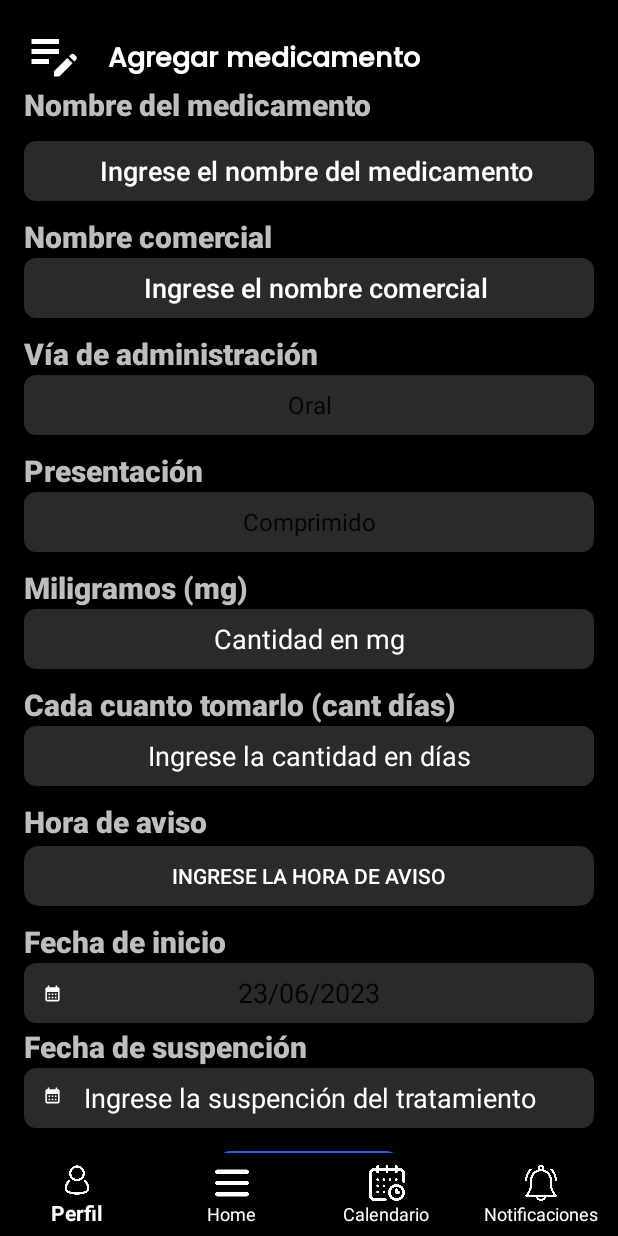
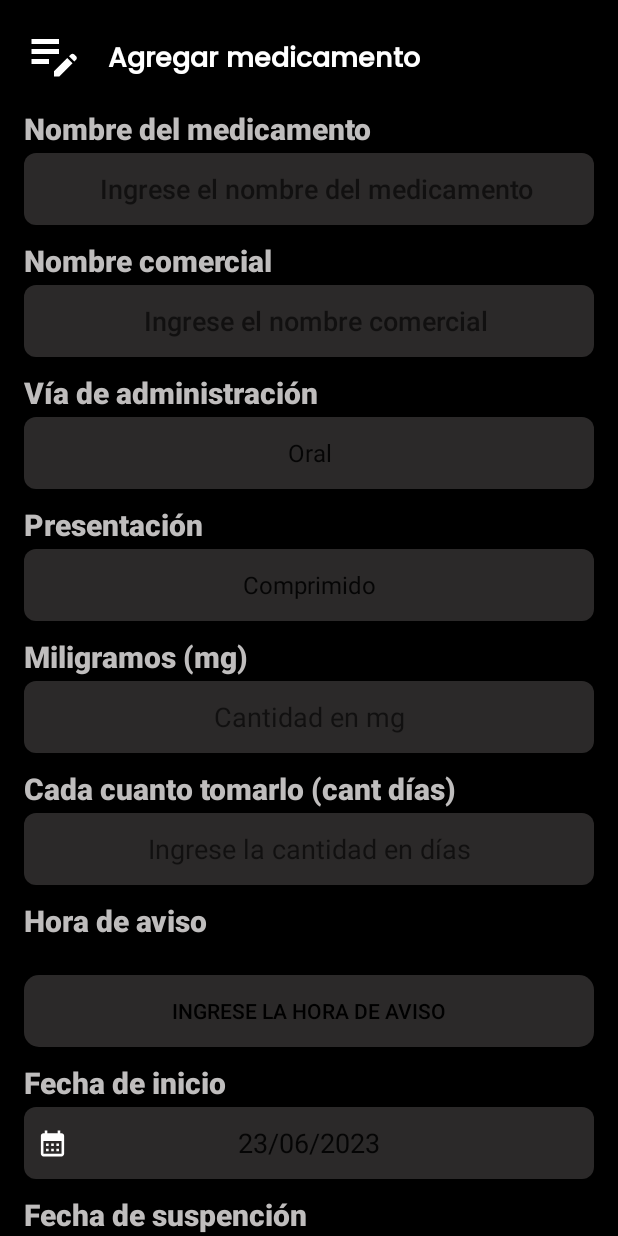
Before and after one commit to alexa12mora/Proyecto-Moviles, an Android app: the event_id screen opened directly, with no data from a screen before it, on a phone screen of 412 x 824 dp. Run offline under Robolectric (Android 15) with nearby library versions, the light colour scheme and no system bars; libraries missing offline, so code that uses them is left out: es.dmoral.toasty.

Commit message:
Mensaje del commit

```diff
--- a/app/src/main/java/com/example/projectomoviles/activity_home.kt
+++ b/app/src/main/java/com/example/projectomoviles/activity_home.kt
@@ -38,6 +38,7 @@ class activity_home : Base_Activity(){
                 R.id.nav_perfil -> {
                     sessionManager.endSession();
                     redirectToLoginActivity();
+                    finish();
                     true;
                 }
                 else -> false
@@ -117,9 +118,12 @@ class activity_home : Base_Activity(){
     }
     private fun redirectToLoginActivity() {
         val intent = Intent(this, MainActivity::class.java)
-        startActivity(intent);
-        finish();
+        intent.flags = Intent.FLAG_ACTIVITY_CLEAR_TOP or Intent.FLAG_ACTIVITY_NEW_TASK
+        startActivity(intent)
+        finish()
     }
+
+
     @SuppressLint("Range")
     private fun setAlarmsForEvents() {
         dbHelper = MyDatabaseHelper(this)
--- a/app/src/main/res/layout/event_id.xml
+++ b/app/src/main/res/layout/event_id.xml
@@ -1,5 +1,5 @@
 <?xml version="1.0" encoding="utf-8"?>
-<RelativeLayout
+<LinearLayout
     xmlns:android="http://schemas.android.com/apk/res/android"
     xmlns:app="http://schemas.android.com/apk/res-auto"
     xmlns:tools="http://schemas.android.com/tools"
@@ -34,11 +34,9 @@
             android:textSize="18sp"
             android:textStyle="bold" />
     </FrameLayout>
-
     <ScrollView
         android:layout_width="match_parent"
         android:layout_height="match_parent"
-        android:layout_marginTop="40dp"
         android:fillViewport="true"
         tools:context=".event_edit"
         tools:layout_editor_absoluteX="0dp"
@@ -53,8 +51,7 @@
 
             <TextView
                 android:layout_width="match_parent"
-                android:layout_height="28dp"
-                android:layout_marginBottom="10dp"
+                android:layout_height="30dp"
                 android:fontFamily="sans-serif-black"
                 android:text="Nombre del medicamento"
                 android:textColor="#BFBDBD"
@@ -63,23 +60,22 @@
             <EditText
                 android:id="@+id/etNomMedi"
                 android:layout_width="match_parent"
-                android:layout_height="40dp"
+                android:layout_height="48dp"
                 android:layout_marginBottom="10dp"
                 android:background="@drawable/edit_text_rounded_background"
                 android:backgroundTint="#2B2929"
                 android:elegantTextHeight="true"
                 android:ems="10"
+                android:textAlignment="center"
                 android:fontFamily="sans-serif-medium"
+                android:inputType="textPersonName"
                 android:hint="  Ingrese el nombre del medicamento"
-                android:inputType="textPersonName"
-                android:textAlignment="center"
-                android:textColor="#6A6969"
-                android:textColorHint="#FFFFFF" />
+                android:textColor="#6A6969" />
 
             <TextView
                 android:id="@+id/textView3"
                 android:layout_width="match_parent"
-                android:layout_height="28dp"
+                android:layout_height="30dp"
                 android:fontFamily="sans-serif-black"
                 android:text="Nombre comercial"
                 android:textColor="#BFBDBD"
@@ -88,23 +84,21 @@
             <EditText
                 android:id="@+id/etNomComer"
                 android:layout_width="match_parent"
-                android:layout_height="40dp"
+                android:layout_height="48dp"
                 android:layout_marginBottom="10dp"
                 android:background="@drawable/edit_text_rounded_background"
                 android:backgroundTint="#2B2929"
                 android:elegantTextHeight="true"
                 android:ems="10"
                 android:fontFamily="sans-serif-medium"
-                android:hint="  Ingrese el nombre comercial"
                 android:inputType="textPersonName"
                 android:textAlignment="center"
-                android:textColor="#6A6969"
-                android:textColorHint="#FFFFFF" />
-
+                android:hint="  Ingrese el nombre comercial"
+                android:textColor="#6A6969" />
             <TextView
                 android:id="@+id/textView5"
                 android:layout_width="match_parent"
-                android:layout_height="28dp"
+                android:layout_height="30dp"
                 android:fontFamily="sans-serif-black"
                 android:text="Vía de administración"
                 android:textColor="#BFBDBD"
@@ -113,19 +107,17 @@
             <Spinner
                 android:id="@+id/spinViaAdmi"
                 android:layout_width="match_parent"
-                android:layout_height="40dp"
+                android:layout_height="48dp"
                 android:layout_marginBottom="10dp"
                 android:background="@drawable/edit_text_rounded_background"
                 android:backgroundTint="#2B2929"
                 android:contentDescription="Ingrese la vía de administración"
                 android:contextClickable="false"
-                android:textAlignment="center"
-                android:textColor="#FFFFFF" />
-
+                android:textAlignment="center" />
             <TextView
                 android:id="@+id/textView4"
                 android:layout_width="match_parent"
-                android:layout_height="28dp"
+                android:layout_height="30dp"
                 android:fontFamily="sans-serif-black"
                 android:text="Presentación"
                 android:textColor="#BFBDBD"
@@ -134,20 +126,20 @@
             <Spinner
                 android:id="@+id/spinPresent"
                 android:layout_width="match_parent"
-                android:layout_height="40dp"
+                android:layout_height="48dp"
                 android:layout_marginBottom="10dp"
                 android:background="@drawable/edit_text_rounded_background"
                 android:backgroundTint="#2B2929"
                 android:contentDescription="Ingrese el tipo de presentación"
                 android:contextClickable="false"
-                android:textAlignment="center"
-                android:textColor="#FFFFFF" />
+                android:textAlignment="center" />
+
 
 
             <TextView
                 android:id="@+id/textView6"
                 android:layout_width="match_parent"
-                android:layout_height="28dp"
+                android:layout_height="30dp"
                 android:fontFamily="sans-serif-black"
                 android:text="Miligramos (mg)"
                 android:textColor="#BFBDBD"
@@ -156,7 +148,7 @@
             <EditText
                 android:id="@+id/etCantMg"
                 android:layout_width="match_parent"
-                android:layout_height="40dp"
+                android:layout_height="48dp"
                 android:layout_marginBottom="10dp"
                 android:background="@drawable/edit_text_rounded_background"
                 android:backgroundTint="#2B2929"
@@ -165,13 +157,12 @@
                 android:hint="Cantidad en mg"
                 android:inputType="number"
                 android:textAlignment="center"
-                android:textColor="#6A6969"
-                android:textColorHint="#FFFFFF" />
+                android:textColor="#6A6969" />
 
             <TextView
                 android:id="@+id/textView7"
                 android:layout_width="match_parent"
-                android:layout_height="28dp"
+                android:layout_height="30dp"
                 android:fontFamily="sans-serif-black"
                 android:text="Cada cuanto tomarlo (cant días)"
                 android:textColor="#BFBDBD"
@@ -180,20 +171,19 @@
             <EditText
                 android:id="@+id/spinTomarlo"
                 android:layout_width="match_parent"
-                android:layout_height="40dp"
+                android:layout_height="48dp"
                 android:layout_marginBottom="10dp"
                 android:background="@drawable/edit_text_rounded_background"
                 android:backgroundTint="#2B2929"
                 android:contextClickable="false"
                 android:hint="Ingrese la cantidad en días"
                 android:inputType="number"
-                android:textAlignment="center"
-                android:textColorHint="#FFFFFF" />
+                android:textAlignment="center" />
 
             <TextView
                 android:id="@+id/textView8"
                 android:layout_width="match_parent"
-                android:layout_height="28dp"
+                android:layout_height="30dp"
                 android:fontFamily="sans-serif-black"
                 android:text="Hora de aviso"
                 android:textColor="#BFBDBD"
@@ -206,17 +196,19 @@
 
                 <Button
                     android:id="@+id/btnHourPicker"
-                    android:layout_width="400dp"
-                    android:layout_height="40dp"
+                    android:layout_width="380dp"
+                    android:layout_height="48dp"
                     android:layout_gravity="center"
-                    android:layout_marginTop="2dp"
+                    android:layout_marginTop="20dp"
                     android:layout_marginBottom="10dp"
                     android:background="@drawable/rounded_picker"
                     android:backgroundTint="#2B2929"
                     android:onClick="popTimePicker"
                     android:text="Ingrese la hora de aviso"
-                    android:textColor="@color/white"
+                    android:textColor="@color/black"
                     android:textSize="14sp" />
+
+
 
 
             </RelativeLayout>
@@ -225,7 +217,7 @@
             <TextView
                 android:id="@+id/textView9"
                 android:layout_width="match_parent"
-                android:layout_height="28dp"
+                android:layout_height="30dp"
                 android:fontFamily="sans-serif-black"
                 android:text="Fecha de inicio"
                 android:textColor="#BFBDBD"
@@ -238,16 +230,15 @@
 
                 <EditText
                     android:id="@+id/etFechaInicio"
-                    android:layout_width="400dp"
-                    android:layout_height="40dp"
-                    android:layout_marginBottom="2dp"
+                    android:layout_width="380dp"
+                    android:layout_height="48dp"
+                    android:layout_marginBottom="10dp"
                     android:background="@drawable/edit_text_rounded_background"
                     android:backgroundTint="#2B2929"
                     android:ems="10"
                     android:hint="Ingrese la fecha de inicio del tratamiento"
-                    android:inputType="date"
                     android:textAlignment="center"
-                    android:textColorHint="#FFFFFF" />
+                    android:inputType="date" />
 
                 <ImageView
                     android:id="@+id/imageView3"
@@ -271,7 +262,7 @@
             <TextView
                 android:id="@+id/textView10"
                 android:layout_width="match_parent"
-                android:layout_height="28dp"
+                android:layout_height="30dp"
                 android:fontFamily="sans-serif-black"
                 android:text="Fecha de suspención"
                 android:textColor="#BFBDBD"
@@ -284,16 +275,15 @@
 
                 <EditText
                     android:id="@+id/etFechaFinal"
-                    android:layout_width="400dp"
-                    android:layout_height="40dp"
+                    android:layout_width="380dp"
+                    android:layout_height="48dp"
                     android:layout_marginBottom="10dp"
                     android:background="@drawable/edit_text_rounded_background"
                     android:backgroundTint="#2B2929"
                     android:ems="10"
                     android:hint="Ingrese la suspención del tratamiento"
                     android:inputType="date"
-                    android:textAlignment="center"
-                    android:textColorHint="#FFFFFF" />
+                    android:textAlignment="center" />
 
                 <ImageView
                     android:id="@+id/imageView1"
@@ -319,21 +309,17 @@
                 android:layout_width="123dp"
                 android:layout_height="wrap_content"
                 android:layout_gravity="center"
-                android:layout_marginTop="5dp"
+                android:layout_marginTop="20dp"
                 android:layout_marginBottom="10dp"
                 android:background="@drawable/rounded_button"
+                android:onClick="saveEventAction"
                 android:fontFamily="@font/poppins_medium"
-                android:onClick="saveEventAction"
                 android:text="Guardar"
                 android:textColor="@color/white"
                 android:textSize="12sp" />
         </LinearLayout>
+
     </ScrollView>
-    <androidx.constraintlayout.widget.ConstraintLayout
-        android:layout_width="match_parent"
-        android:layout_height="55dp"
-        android:background="@color/black"
-        android:layout_alignParentBottom="true">
 
     <com.google.android.material.bottomnavigation.BottomNavigationView
         android:id="@+id/bottom_navigation"
@@ -347,6 +333,4 @@
         app:itemRippleColor="@color/white"
         app:labelVisibilityMode="labeled"
         app:layout_constraintBottom_toBottomOf="parent" />
-    </androidx.constraintlayout.widget.ConstraintLayout>
-
-</RelativeLayout>
+</LinearLayout>
```
Lines whose indentation alone changed are shown as unchanged.
